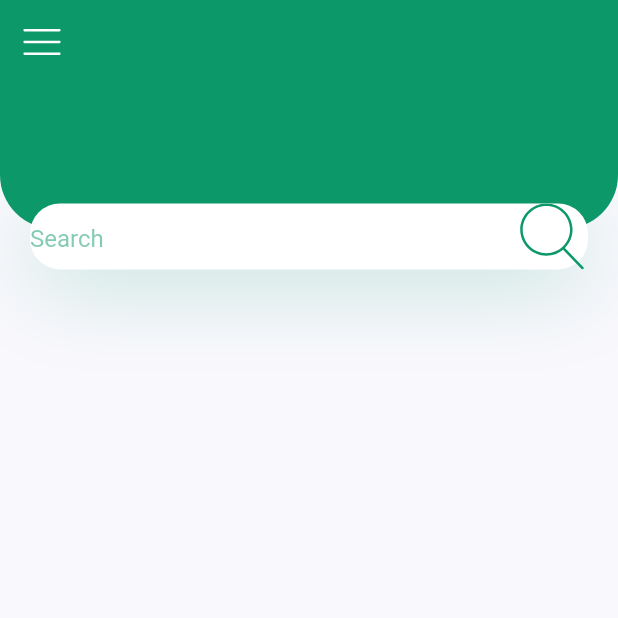
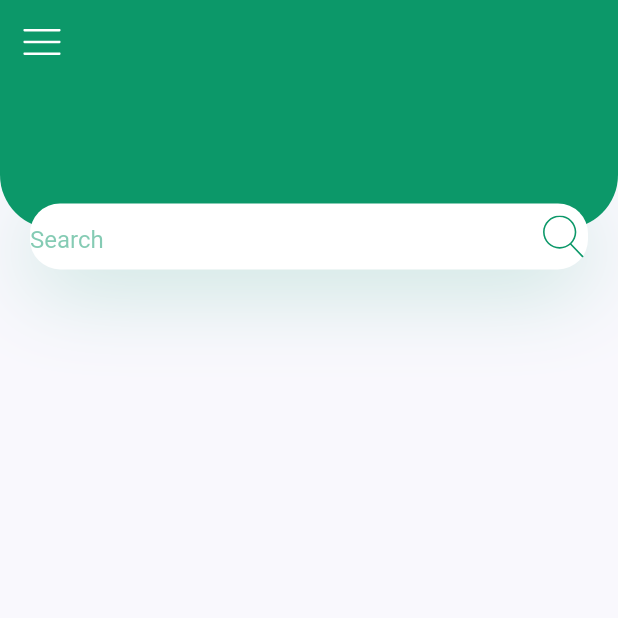
Before and after one commit to Soe-Htun/plant_app-first-, a Flutter app: the screen it shows after launch, on a phone screen of 412 x 824 dp, the top half of it. Run offline on Flutter 3.47's test engine with Material 2 defaults, Android fonts, the phone set to English and light mode, and no system bars; our stand-ins replace flutter_svg.

Commit message:
add expand row and wrap with widget

```diff
--- a/lib/screens/home/components/body.dart
+++ b/lib/screens/home/components/body.dart
@@ -43,6 +43,9 @@ import 'package:flutter_svg/flutter_svg.dart';
                        )
                      ]
                     ),
+                    child: Row(
+                      children: [
+                        Expanded(
                           child: TextField(
                             decoration: InputDecoration(
                               hintText: "Search",
@@ -51,9 +54,18 @@ import 'package:flutter_svg/flutter_svg.dart';
                               ),
                               enabledBorder: InputBorder.none,
                               focusedBorder: InputBorder.none,
-                        suffixIcon:
-                          SvgPicture.asset("graphics/icons/search.svg", color: kPrimaryColor, width: 35, height: 20,)
+
+                              //suffix isn't working property with svg
+                              // thats why use row
+                              //suffixIcon: SvgPicture.asset("graphics/icons/search.svg")
+                              // suffixIcon:
+                              //   SvgPicture.asset("graphics/icons/search.svg", color: kPrimaryColor, width: 10, height: 10,)
                             ),
+                          ),
+                        ),
+                        SvgPicture.asset("graphics/icons/search.svg", color: kPrimaryColor, width: 33, height: 28,)
+
+                      ],
                     ),
                  ) )
              ],),
--- a/lib/screens/home/components/home_screen.dart
+++ b/lib/screens/home/components/home_screen.dart
@@ -19,7 +19,7 @@ class HomeScreen extends StatelessWidget{
     return AppBar(
       elevation: 0,
       leading: IconButton(
-        icon: SvgPicture.asset('graphics/icons/menu.svg', color: Colors.white, width: 25,) ,
+        icon: SvgPicture.asset('graphics/icons/menu.svg', color: Colors.white, width: 25, height: 40,) ,
         onPressed: () {},
 
       ),
```
Lines whose indentation alone changed are shown as unchanged.
